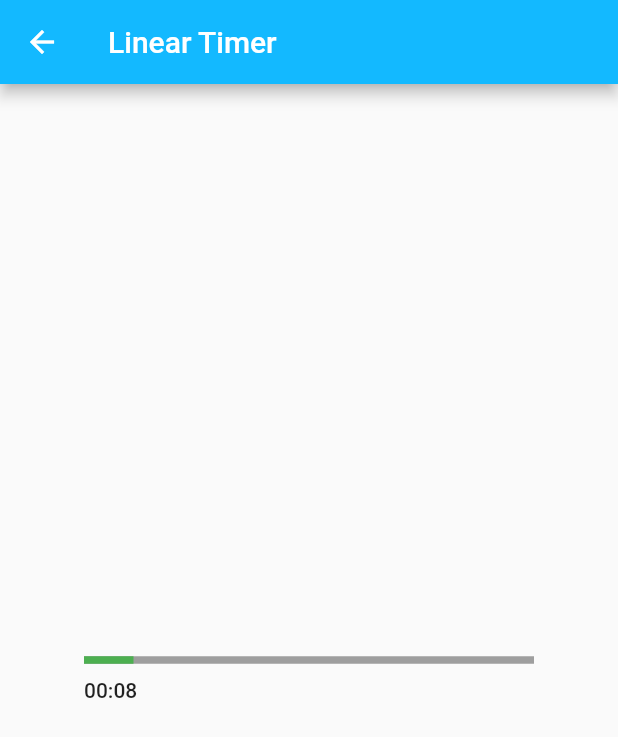
After one commit to jamontes79/animations, a Flutter app: the screen it shows after launch, after a tap on "Linear Timer", on a phone screen of 412 x 824 dp. The commit adds this screen. Shown: the top 737 px of the screen. Run offline on Flutter 3.47's test engine with Material 2 defaults, Android fonts, the phone set to English and light mode, and no system bars; our stand-ins replace bloc; generated files the repository leaves out were written again.

Commit message:
linear timer

```diff
--- /dev/null
+++ b/lib/linear_timer/linear_timer_page.dart
@@ -0,0 +1,19 @@
+import 'package:animations/linear_timer/widgets/linear_timer_widget.dart';
+import 'package:flutter/material.dart';
+
+class LinearTimerPage extends StatelessWidget {
+  const LinearTimerPage({Key? key}) : super(key: key);
+
+  @override
+  Widget build(BuildContext context) {
+    return Scaffold(
+      appBar: AppBar(
+        title: const Text('Linear Timer'),
+      ),
+      body: const LinearTimer(
+        width: 300,
+        durationInSeconds: 10,
+      ),
+    );
+  }
+}
--- /dev/null
+++ b/lib/linear_timer/linear_timer_painter.dart
@@ -0,0 +1,59 @@
+import 'package:flutter/material.dart';
+
+class CustomLinearTimerPainter extends CustomPainter {
+  CustomLinearTimerPainter({
+    required this.progress,
+    required this.displayBackground,
+    required this.taskNotCompletedColor,
+    required this.taskCompletedColor,
+  });
+
+  final double progress;
+  final bool displayBackground;
+  final Color taskNotCompletedColor;
+  final Color taskCompletedColor;
+  @override
+  void paint(Canvas canvas, Size size) {
+    const strokeWidth = 5.0;
+    const strokeBackgroundWidth = 30.0;
+    final backGroundPaint = Paint()
+      ..isAntiAlias = true
+      ..strokeWidth = strokeWidth
+      ..color = taskNotCompletedColor
+      ..style = PaintingStyle.stroke;
+    canvas.drawLine(
+      Offset(0, size.height / 2),
+      Offset(size.width, size.height / 2),
+      backGroundPaint,
+    );
+
+    final foregroundPaint = Paint()
+      ..isAntiAlias = true
+      ..strokeWidth = strokeWidth
+      ..color = taskCompletedColor
+      ..style = PaintingStyle.stroke;
+    canvas.drawLine(
+      Offset(0, size.height / 2),
+      Offset(size.width * (1 - progress), size.height / 2),
+      foregroundPaint,
+    );
+    final foregroundContentPaint = Paint()
+      ..isAntiAlias = true
+      ..strokeWidth = strokeBackgroundWidth
+      ..color = displayBackground ? taskCompletedColor : Colors.transparent
+      ..style = PaintingStyle.stroke;
+    canvas.drawLine(
+      Offset(0, (size.height / 2) + strokeBackgroundWidth / 2),
+      Offset(
+        size.width,
+        (size.height / 2) + strokeBackgroundWidth / 2,
+      ),
+      foregroundContentPaint,
+    );
+  }
+
+  @override
+  bool shouldRepaint(covariant CustomLinearTimerPainter oldDelegate) {
+    return progress != oldDelegate.progress;
+  }
+}
--- /dev/null
+++ b/lib/linear_timer/widgets/linear_timer_widget.dart
@@ -0,0 +1,90 @@
+import 'package:animations/linear_timer/linear_timer_painter.dart';
+import 'package:flutter/material.dart';
+
+class LinearTimer extends StatefulWidget {
+  const LinearTimer({
+    Key? key,
+    required this.width,
+    required this.durationInSeconds,
+  }) : super(key: key);
+  final double width;
+  final int durationInSeconds;
+  @override
+  State<LinearTimer> createState() => _LinearTimerState();
+}
+
+class _LinearTimerState extends State<LinearTimer>
+    with TickerProviderStateMixin {
+  late AnimationController _controller;
+
+  @override
+  void initState() {
+    super.initState();
+    _controller = AnimationController(
+      vsync: this,
+      duration: Duration(
+        seconds: widget.durationInSeconds,
+      ),
+    );
+    _controller.reverse(from: 1);
+  }
+
+  Duration get pendingTime {
+    return _controller.duration! * _controller.value;
+  }
+
+  bool get lastSeconds {
+    return pendingTime.inSeconds <= 3;
+  }
+
+  Color get getColor {
+    if (lastSeconds) {
+      return Colors.red;
+    }
+    return Colors.green;
+  }
+
+  String get timeString {
+    return '${pendingTime.inMinutes.toString().padLeft(2, '0')}:'
+        '${pendingTime.inSeconds.toString().padLeft(2, '0')}';
+  }
+
+  @override
+  Widget build(BuildContext context) {
+    return Center(
+      child: SizedBox(
+        width: widget.width,
+        child: AnimatedBuilder(
+          animation: _controller,
+          builder: (BuildContext context, Widget? child) {
+            return Stack(
+              children: [
+                Positioned.fill(
+                  child: CustomPaint(
+                    painter: CustomLinearTimerPainter(
+                      progress: _controller.value,
+                      displayBackground: lastSeconds,
+                      taskCompletedColor: getColor,
+                      taskNotCompletedColor: Colors.grey,
+                    ),
+                  ),
+                ),
+                Padding(
+                  padding: const EdgeInsets.only(top: 40),
+                  child: Text(
+                    timeString,
+                    style: Theme.of(context).textTheme.bodyText1?.copyWith(
+                          color: lastSeconds
+                              ? Colors.white
+                              : Theme.of(context).textTheme.bodyText1?.color,
+                        ),
+                  ),
+                ),
+              ],
+            );
+          },
+        ),
+      ),
+    );
+  }
+}
--- a/lib/menu/menu_page.dart
+++ b/lib/menu/menu_page.dart
@@ -40,6 +40,15 @@ class MenuPage extends StatelessWidget {
                 },
                 child: const Text('Circular Timer'),
               ),
+              ElevatedButton(
+                onPressed: () {
+                  Navigator.pushNamed(
+                    context,
+                    RouteGenerator.linearTimer,
+                  );
+                },
+                child: const Text('Linear Timer'),
+              ),
             ],
           ),
         ),
--- a/lib/routes/routes.dart
+++ b/lib/routes/routes.dart
@@ -1,5 +1,6 @@
 import 'package:animations/ball/animated_ball_page.dart';
 import 'package:animations/circular_timer/presentation/circular_timer_page.dart';
+import 'package:animations/linear_timer/linear_timer_page.dart';
 import 'package:animations/menu/menu_page.dart';
 import 'package:animations/timer/timer_page.dart';
 import 'package:flutter/material.dart';
@@ -9,7 +10,7 @@ class RouteGenerator {
   static const String animatedBall = 'ball';
   static const String circularTimer = 'circularTimer';
   static const String timer = 'timer';
-
+  static const String linearTimer = 'linearTimer';
   static Route<MaterialPageRoute> generateRoute(RouteSettings settings) {
     switch (settings.name) {
       case menuPage:
@@ -36,6 +37,12 @@ class RouteGenerator {
             key: Key('timer_page'),
           ),
         );
+      case linearTimer:
+        return MaterialPageRoute(
+          builder: (_) => const LinearTimerPage(
+            key: Key('linear_timer_page'),
+          ),
+        );
       default:
         throw const FormatException('Route not found');
     }
```
